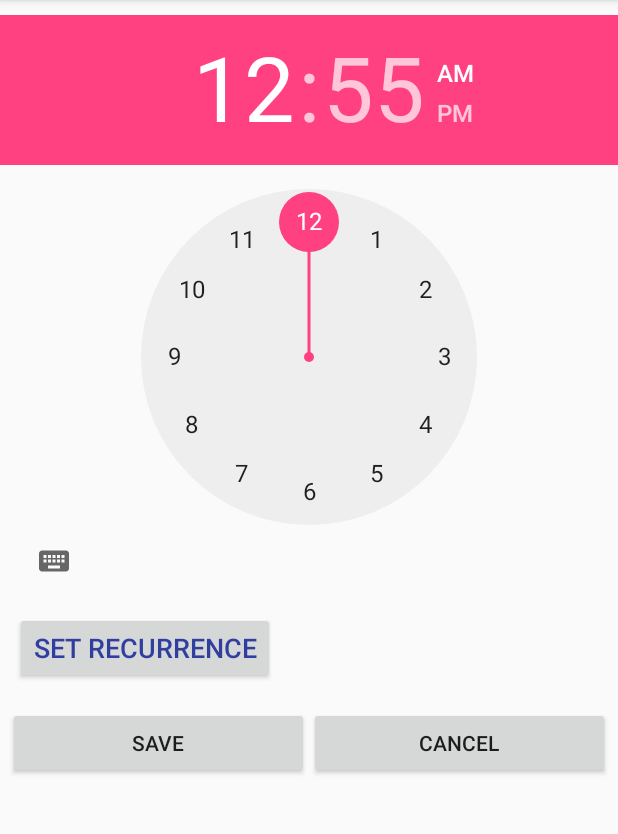
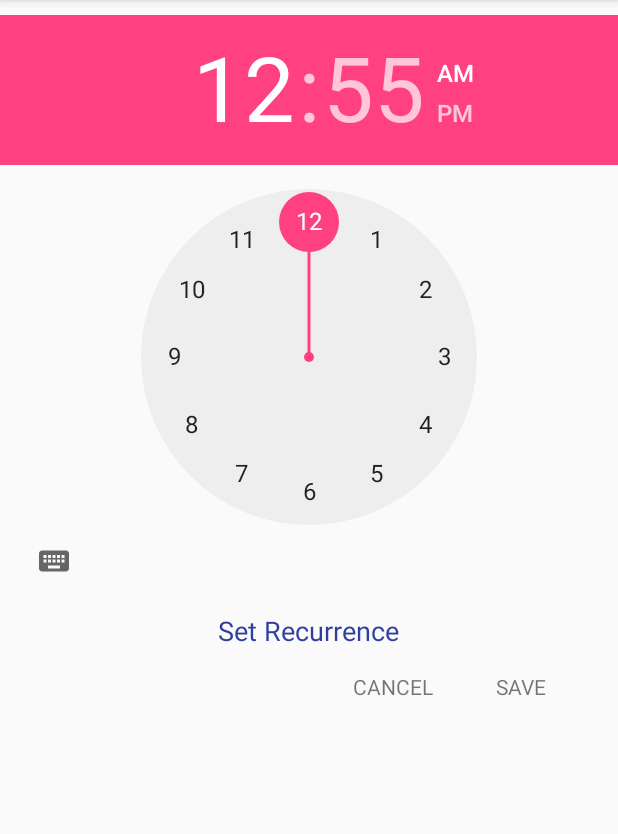
Before and after one commit to jiyunsung/moody_alarm, an Android app: the SetAlarmActivity screen opened directly, with no data from a screen before it, on a phone screen of 412 x 824 dp, the part 84-918 px from its top. Run offline under Robolectric (Android 15) with nearby library versions, the phone set to English and light mode, and no system bars; libraries missing offline, so code that uses them is left out: be.billington.calendar.

Commit message:
alarm stuff

```diff
--- a/MoodyAlarm/app/src/main/java/edu/dartmouth/cs/moodyalarm/AlarmEntry.java
+++ b/MoodyAlarm/app/src/main/java/edu/dartmouth/cs/moodyalarm/AlarmEntry.java
@@ -130,7 +130,6 @@ public class AlarmEntry implements Serializable {
                         AlarmManager.INTERVAL_DAY, pi);
 
             } else if (this.repeat == 1) { // weekly
-                Log.d("okay weekly repeat", "for now");
 
                 int i = 0;
                 int dow; // day of week integer
@@ -151,7 +150,6 @@ public class AlarmEntry implements Serializable {
 
                         // the request code distinguish different stress meter schedule instances
                         int requestCode = this.hour * 10000 + this.minute * 100 + this.repeat * 10 + i;
-                        Log.d("RequestCode", Integer.toString(requestCode));
 
                         PendingIntent pi = PendingIntent.getBroadcast(context, requestCode, intent,
                                 PendingIntent.FLAG_CANCEL_CURRENT); //set pending intent to call AlarmReceiver.
--- a/MoodyAlarm/app/src/main/java/edu/dartmouth/cs/moodyalarm/Alarmhandler.java
+++ b/MoodyAlarm/app/src/main/java/edu/dartmouth/cs/moodyalarm/Alarmhandler.java
@@ -4,6 +4,9 @@ import android.content.Context;
 import android.media.MediaPlayer;
 import android.os.Vibrator;
 import android.provider.Settings;
+import android.view.MenuItem;
+
+import com.spotify.sdk.android.player.Player;
 
 /**
  * Created by jiyunsung on 2/28/18.
--- a/MoodyAlarm/app/src/main/java/edu/dartmouth/cs/moodyalarm/PopupActivity.java
+++ b/MoodyAlarm/app/src/main/java/edu/dartmouth/cs/moodyalarm/PopupActivity.java
@@ -19,7 +19,6 @@ public class PopupActivity extends AppCompatActivity {
     @Override
     public void onBackPressed() {
         alarm.stop_alert(this);
-        super.onBackPressed();
-
+        finish();
     }
 }
--- a/MoodyAlarm/app/src/main/java/edu/dartmouth/cs/moodyalarm/SetAlarmActivity.java
+++ b/MoodyAlarm/app/src/main/java/edu/dartmouth/cs/moodyalarm/SetAlarmActivity.java
@@ -36,7 +36,6 @@ import java.util.Date;
 public class SetAlarmActivity extends AppCompatActivity {
 
     TimePicker alarmTimePicker;
-    PendingIntent pendingIntent;
     AlarmManager alarmManager;
     private EntryDbHelper dataStorage;
     private boolean isNew;
@@ -44,6 +43,7 @@ public class SetAlarmActivity extends AppCompatActivity {
     private TextView recurrence;
     private String recurrenceRule;
     private Boolean[] daysList;
+    private boolean saved;
 
     @Override
     protected void onCreate(Bundle savedInstanceState)
@@ -54,6 +54,7 @@ public class SetAlarmActivity extends AppCompatActivity {
         alarmManager = (AlarmManager) getSystemService(ALARM_SERVICE);
         Intent intent = getIntent();
         isNew = intent.getBooleanExtra(AlarmsFragment.NEWALARM, true);
+        saved = false;
         if (!isNew) {
             alarmEntry = (AlarmEntry) intent.getSerializableExtra(AlarmsFragment.POSITION);
             alarmTimePicker.setCurrentHour(alarmEntry.getHour());
@@ -163,6 +164,9 @@ public class SetAlarmActivity extends AppCompatActivity {
 
     public void saveButtonClicked(View view){
 
+        if (!saved) {
+            saved = true; // no double clicking!
+
             if (isNew) {
 
                 new writeSchema().execute();
@@ -178,8 +182,9 @@ public class SetAlarmActivity extends AppCompatActivity {
                 new updateSchema().execute();
 
             }
+        }
+        finish();
 
-        finish();
 
     }
     public void cancelButtonClicked(View view){
--- a/MoodyAlarm/app/src/main/res/layout/activity_set_alarm.xml
+++ b/MoodyAlarm/app/src/main/res/layout/activity_set_alarm.xml
@@ -1,4 +1,7 @@
 <?xml version="1.0" encoding="utf-8"?>
+<ScrollView  xmlns:android="http://schemas.android.com/apk/res/android"
+    android:layout_height="match_parent"
+    android:layout_width="match_parent">
     <LinearLayout xmlns:android="http://schemas.android.com/apk/res/android"
         android:layout_width="match_parent"
         android:layout_height="match_parent"
@@ -11,11 +14,12 @@
             android:layout_gravity="center"
             android:layout_marginTop="10dp"/>
 
-    <Button
+        <TextView
             android:id="@+id/recurrence"
             android:layout_width="wrap_content"
             android:layout_height="wrap_content"
             android:layout_margin="10dp"
+            android:layout_gravity="center_horizontal"
             android:text="Set Recurrence"
             android:textColor="@color/colorPrimaryDark"
             android:textSize="18sp" />
@@ -26,22 +30,26 @@
             android:layout_margin="5dp"
             android:orientation="horizontal">
 
-        <Button
-            android:id="@+id/saveButton"
-            android:layout_width="190dp"
-            android:layout_height="wrap_content"
-            android:text="SAVE"
-            android:layout_weight="1"
-            android:onClick="saveButtonClicked"/>
+            <TextView
+                android:layout_width="230dp"
+                android:layout_height="match_parent" />
 
-        <Button
+            <TextView
                 android:id="@+id/cancelButton"
-            android:layout_width="190dp"
+                android:layout_width="wrap_content"
                 android:layout_height="wrap_content"
                 android:text="CANCEL"
                 android:layout_weight="1"
                 android:onClick="cancelButtonClicked"/>
 
+            <TextView
+                android:id="@+id/saveButton"
+                android:layout_width="wrap_content"
+                android:layout_height="wrap_content"
+                android:text="SAVE"
+                android:layout_weight="1"
+                android:onClick="saveButtonClicked"/>
         </LinearLayout>
 
     </LinearLayout>
+</ScrollView>
--- a/MoodyAlarm/app/src/main/res/layout/row_switch_layout.xml
+++ b/MoodyAlarm/app/src/main/res/layout/row_switch_layout.xml
@@ -21,8 +21,7 @@
         android:layout_alignParentRight="true"
         android:layout_centerVertical="true"
         android:focusable="false"
-        android:focusableInTouchMode="false"
-        android:checked="true">
+        android:focusableInTouchMode="false">
     </Switch>
 
     <TextView
```
Also changed, not shown: MoodyAlarm/app/src/main/java/edu/dartmouth/cs/moodyalarm/AlarmsFragment.java (+7 -5 lines). Lines whose indentation alone changed are shown as unchanged.
